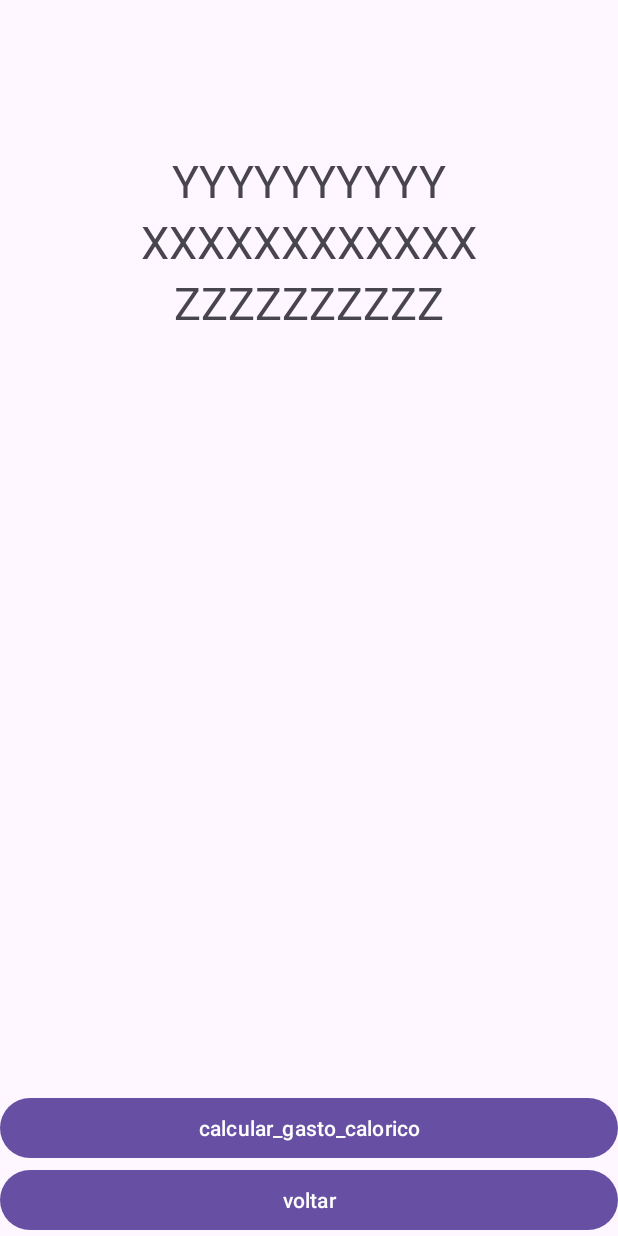
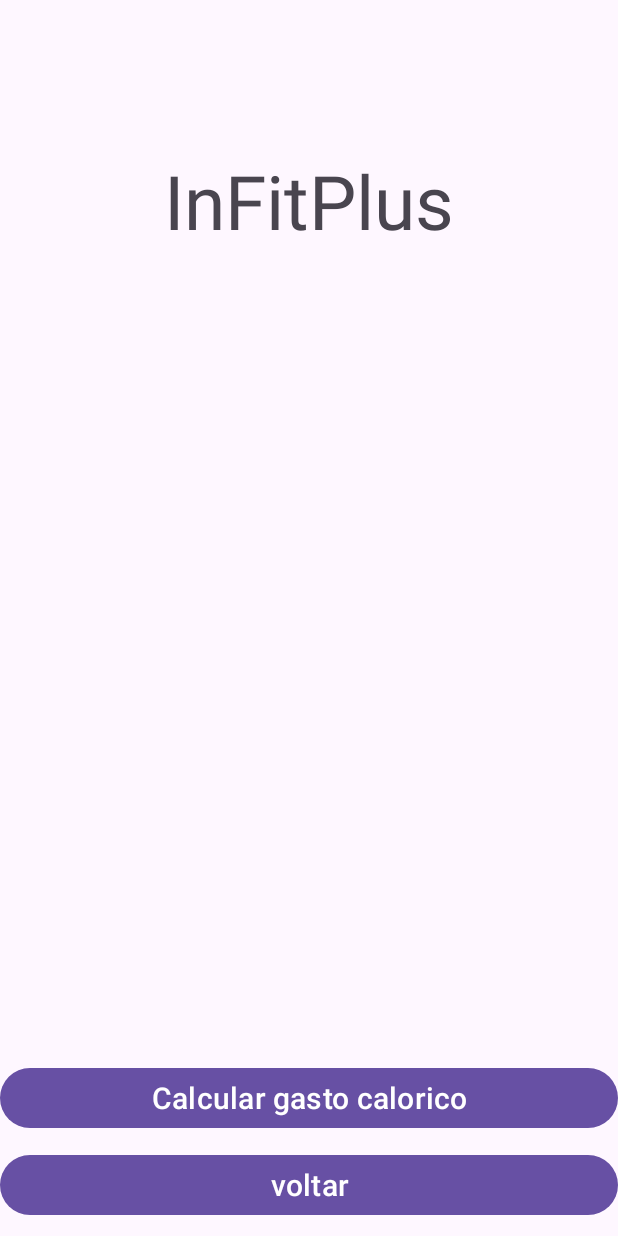
Before and after one commit to RoneGoncalves/ImFitPlus, an Android app: the ImcResultActivity screen opened directly, with no data from a screen before it, on a phone screen of 412 x 824 dp. Run offline under Robolectric (Android 15) with nearby library versions, the phone set to English and light mode, and no system bars.

Commit message:
feat: Implementa ImcResultActivity e activity_imc_result.xml

```diff
--- a/app/src/main/java/br/edu/ifsp/scl/ads/prdm/sc3015467/imfitplus/ImcResultActivity.kt
+++ b/app/src/main/java/br/edu/ifsp/scl/ads/prdm/sc3015467/imfitplus/ImcResultActivity.kt
@@ -1,11 +1,44 @@
 package br.edu.ifsp.scl.ads.prdm.sc3015467.imfitplus
 
+import android.os.Build
 import androidx.appcompat.app.AppCompatActivity
 import android.os.Bundle
+import br.edu.ifsp.scl.ads.prdm.sc3015467.imfitplus.databinding.ActivityImcResultBinding
+import br.edu.ifsp.scl.ads.prdm.sc3015467.imfitplus.model.PersonalData
 
 class ImcResultActivity : AppCompatActivity() {
+    private val airb: ActivityImcResultBinding by lazy {
+        ActivityImcResultBinding.inflate(layoutInflater)
+    }
     override fun onCreate(savedInstanceState: Bundle?) {
+
         super.onCreate(savedInstanceState)
-        setContentView(R.layout.activity_imc_result)
+        setContentView(airb.root)
+
+        val personalData = if (Build.VERSION.SDK_INT >= Build.VERSION_CODES.TIRAMISU) {
+            intent.getParcelableExtra("personalData", PersonalData::class.java)
+        } else {
+            @Suppress("DEPRECATION")
+            intent.getParcelableExtra("personalData")
+        }
+
+        personalData?.let {
+            val formatedImc = String.format("IMC: %.2f", personalData.imc)
+            val category = getImcCategory(personalData.imc)
+
+            with(airb) {
+                nameTv.text = personalData.name
+                imcTv.text = formatedImc
+                categoryTv.text = category
+            }
+        }
+    }
+    fun getImcCategory(imc: Float): String {
+        return when {
+            imc < 18.5 -> "Abaixo do peso"
+            imc < 25 -> "Normal"
+            imc < 30 -> "Sobrepeso"
+            else -> "Obesidade"
+        }
     }
 }
--- a/app/src/main/java/br/edu/ifsp/scl/ads/prdm/sc3015467/imfitplus/PersonalDataActivity.kt
+++ b/app/src/main/java/br/edu/ifsp/scl/ads/prdm/sc3015467/imfitplus/PersonalDataActivity.kt
@@ -28,8 +28,6 @@ class PersonalDataActivity : AppCompatActivity() {
                     else -> "Não informado"
                 }
                 val activityLevel = activityLevelSp.selectedItem.toString()
-
-                Toast.makeText(this@PersonalDataActivity, "Dados válidos! Calculando...", Toast.LENGTH_SHORT).show()
 
                 val imc = weight / (height * height)
 
--- a/app/src/main/res/layout/activity_imc_result.xml
+++ b/app/src/main/res/layout/activity_imc_result.xml
@@ -15,25 +15,39 @@
         app:layout_constraintTop_toTopOf="parent">
 
         <TextView
-            android:id="@+id/nome_tv"
+            android:id="@+id/in_fit_plus_tv"
             android:layout_width="wrap_content"
             android:layout_height="wrap_content"
-            android:text="YYYYYYYYYY"
-            android:textSize="30sp"/>
+            android:textSize="50sp"
+            android:text="@string/app_title"
+            android:gravity="center"
+            app:layout_constraintEnd_toEndOf="parent"
+            app:layout_constraintStart_toStartOf="parent"
+            app:layout_constraintTop_toTopOf="parent"
+            app:layout_constraintBottom_toTopOf="@id/name_tv"
+            />
+
+        <TextView
+            android:id="@+id/name_tv"
+            android:layout_width="wrap_content"
+            android:layout_height="wrap_content"
+            android:text=""
+            android:textSize="30sp"
+            android:layout_marginTop="25dp"/>
 
         <TextView
             android:id="@+id/imc_tv"
             android:layout_width="wrap_content"
             android:layout_height="wrap_content"
-            android:text="XXXXXXXXXXXX"
-            android:textSize="30sp"/>
+            android:text=""
+            android:textSize="25sp"/>
 
         <TextView
-            android:id="@+id/categoria_tv"
+            android:id="@+id/category_tv"
             android:layout_width="wrap_content"
             android:layout_height="wrap_content"
-            android:text="ZZZZZZZZZZ"
-            android:textSize="30sp"/>
+            android:text=""
+            android:textSize="25sp"/>
     </LinearLayout>
 
     <LinearLayout
@@ -42,24 +56,28 @@
         android:orientation="vertical"
         app:layout_constraintBottom_toBottomOf="parent">
         <Button
-            android:id="@+id/calcular_gasto_calorico_bt"
+            android:id="@+id/calculate_calorie_expenditure_bt"
             android:layout_width="match_parent"
             android:layout_height="wrap_content"
-            android:text="calcular_gasto_calorico"
-            app:layout_constraintTop_toBottomOf="@id/categoria_tv"
+            android:textSize="20sp"
+            android:text="@string/calculate_calorie_expenditure_bt"
             app:layout_constraintStart_toStartOf="parent"
             app:layout_constraintEnd_toEndOf="parent"
-            app:layout_constraintBottom_toTopOf="@id/voltar_bt"/>
+            app:layout_constraintTop_toBottomOf="@id/category_tv"
+            app:layout_constraintBottom_toTopOf="@id/back_bt"
+            android:layout_marginBottom="10dp"/>
 
         <Button
-            android:id="@+id/voltar_bt"
+            android:id="@+id/back_bt"
             android:layout_width="match_parent"
             android:layout_height="wrap_content"
-            android:text="voltar"
-            app:layout_constraintTop_toBottomOf="@id/calcular_gasto_calorico_bt"
+            android:textSize="20sp"
+            android:text="@string/back"
+            app:layout_constraintTop_toBottomOf="@id/calculate_calorie_expenditure_bt"
             app:layout_constraintStart_toStartOf="parent"
             app:layout_constraintEnd_toEndOf="parent"
-            app:layout_constraintBottom_toBottomOf="parent"/>
+            app:layout_constraintBottom_toBottomOf="parent"
+            android:layout_marginBottom="10dp"/>
     </LinearLayout>
 
 </androidx.constraintlayout.widget.ConstraintLayout>
--- a/app/src/main/res/values/strings.xml
+++ b/app/src/main/res/values/strings.xml
@@ -18,6 +18,8 @@
     <string name="user_weight">Peso</string>
     <string name="user_activity_level">Nível de atividade</string>
     <string name="calculate_imc">Calcule seu IMC</string>
+    <string name="back">voltar</string>
+    <string name="calculate_calorie_expenditure_bt">Calcular gasto calorico</string>
     <string-array name="activity_level">
         <item>Sedentário</item>
         <item>Leve</item>
```
